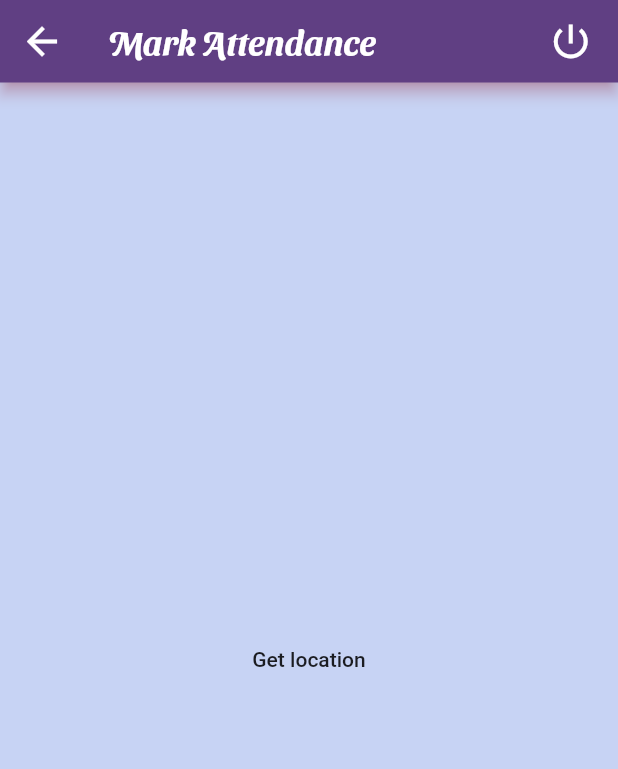
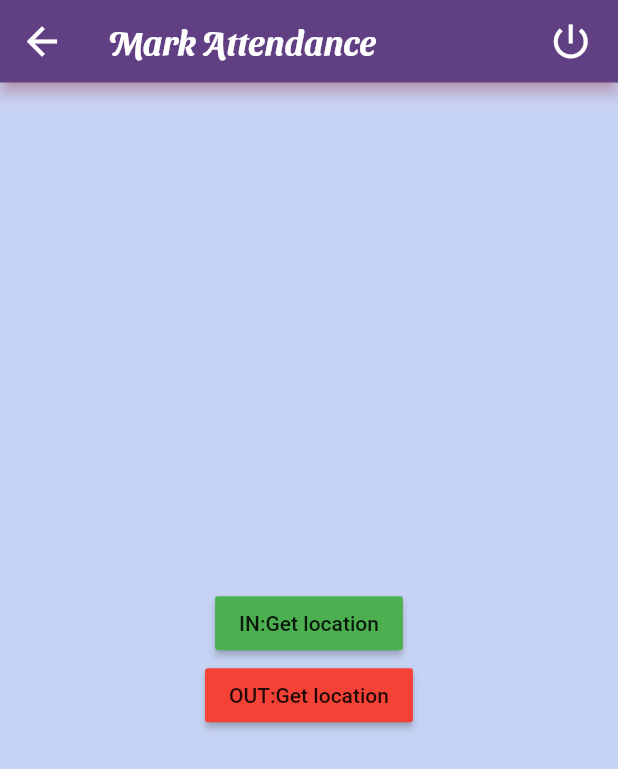
Before and after one commit to EmployeeTrackology/Trackology, a Flutter app: the MarkAttendance screen opened by its route, on a phone screen of 412 x 824 dp. Shown: the top 769 px of the screen. Run offline on Flutter 3.47's test engine with Material 2 defaults, Android fonts, the light colour scheme and no system bars; our stand-ins replace cloud_firestore, firebase_auth, firebase_core, geolocator; accounts and stored records are empty.

Commit message:
minor change

```diff
--- a/lib/screens/record_attendance.dart
+++ b/lib/screens/record_attendance.dart
@@ -1,32 +1,87 @@
+// import 'package:flutter/material.dart';
+// import 'package:flutter/services.dart';
+// import 'package:geolocator/geolocator.dart';
+// import 'package:emp_tracker/screens/appbar.dart';
+
+// class MarkAttendance extends StatefulWidget {
+//   @override
+//   _MarkState createState() => _MarkState();
+
+// }
+
+// class _MarkState extends State<MarkAttendance>  {
+//   Position _currentPosition;
+
+//   @override
+//   Widget build(BuildContext context) {
+//     return Scaffold(
+//       appBar: new MyAppBar("Mark Attendance"),
+//       body: Center(
+//         child: Column(
+//           mainAxisAlignment: MainAxisAlignment.center,
+//           children: <Widget>[
+//             if (_currentPosition != null)
+//               Text(
+//                   "LAT: ${_currentPosition.latitude}, LNG: ${_currentPosition.longitude}"),
+//             FlatButton(
+//               child: Text("Get location"),
+//               onPressed: () {
+//                 _getCurrentLocation();
+//               },
+//             ),
+//           ],
+//         ),
+//       ),
+//     );
+//   }
+
+//   _getCurrentLocation() {
+//     final Geolocator geolocator = Geolocator()..forceAndroidLocationManager;
+
+//     geolocator
+//         .getCurrentPosition(desiredAccuracy: LocationAccuracy.best)
+//         .then((Position position) {
+//       setState(() {
+//         _currentPosition = position;
+//       });
+//     }).catchError((e) {
+//       print(e);
+//     });
+//   }
+// }
 import 'package:flutter/material.dart';
-import 'package:flutter/services.dart';
+// import 'package:flutter/services.dart';
 import 'package:geolocator/geolocator.dart';
-import 'package:emp_tracker/screens/appbar.dart';
-
+ import 'package:emp_tracker/screens/appbar.dart';
 class MarkAttendance extends StatefulWidget {
   @override
   _MarkState createState() => _MarkState();
-
 }
-
-class _MarkState extends State<MarkAttendance>  {
+class _MarkState extends State<MarkAttendance> {
+  final Geolocator geolocator = Geolocator()..forceAndroidLocationManager;
   Position _currentPosition;
-
+  String _currentAddress;
   @override
   Widget build(BuildContext context) {
     return Scaffold(
-      appBar: new MyAppBar("Mark Attendance"),
+     appBar: new MyAppBar("Mark Attendance"),
       body: Center(
         child: Column(
           mainAxisAlignment: MainAxisAlignment.center,
           children: <Widget>[
-            if (_currentPosition != null)
-              Text(
-                  "LAT: ${_currentPosition.latitude}, LNG: ${_currentPosition.longitude}"),
-            FlatButton(
-              child: Text("Get location"),
+            if (_currentPosition != null) Text(_currentAddress ?? 'mumbai'),
+            RaisedButton(
+              color:Colors.green,
+              child: Text("IN:Get location"),
               onPressed: () {
-                _getCurrentLocation();
+                _getCurrentLocation('in');
+              },
+            ),
+            RaisedButton(
+              color:Colors.red,
+              child: Text("OUT:Get location"),
+              onPressed: () {
+                _getCurrentLocation('out');
               },
             ),
           ],
@@ -34,18 +89,31 @@ class _MarkState extends State<MarkAttendance>  {
       ),
     );
   }
-
-  _getCurrentLocation() {
-    final Geolocator geolocator = Geolocator()..forceAndroidLocationManager;
-
+  _getCurrentLocation(String x) {
     geolocator
         .getCurrentPosition(desiredAccuracy: LocationAccuracy.best)
         .then((Position position) {
       setState(() {
         _currentPosition = position;
       });
+      _getAddressFromLatLng();
     }).catchError((e) {
       print(e);
     });
   }
+  _getAddressFromLatLng() async {
+    try {
+      List<Placemark> p = await geolocator.placemarkFromCoordinates(
+          _currentPosition.latitude, _currentPosition.longitude);
+      Placemark place = p[0];
+      setState(() {
+        print(_currentAddress);
+        _currentAddress =
+            "${place.locality}, ${place.postalCode}, ${place.country}";
+            print(_currentAddress);
+      });
+    } catch (e) {
+      print(e);
+    }
+  }
 }
```
Also changed, not shown: pubspec.lock.
